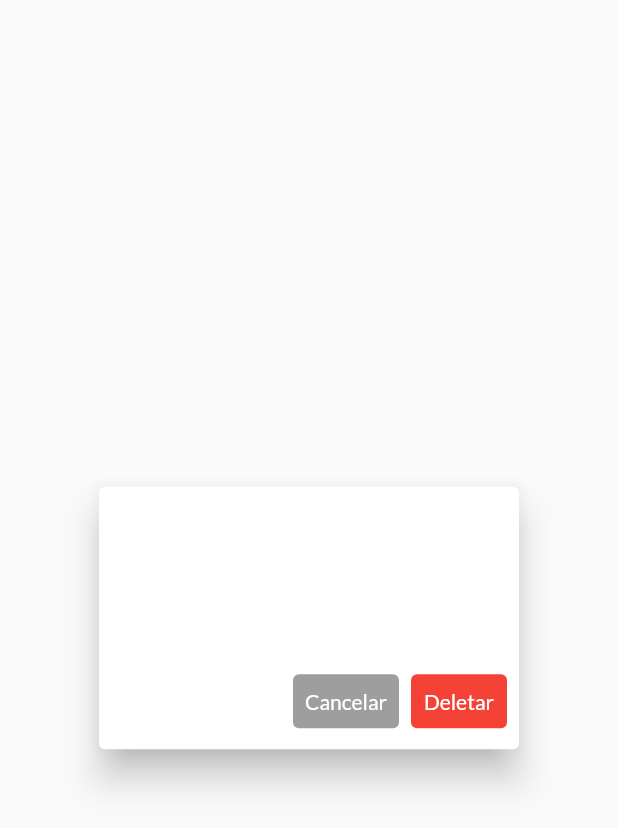
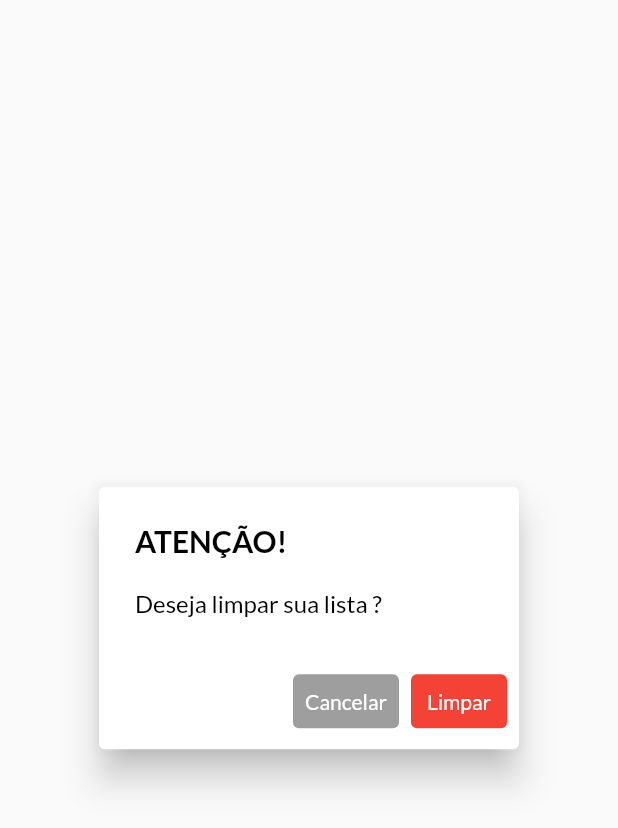
Before and after one commit to Emanuel-DSC/QuickGrid, a Flutter app: the MyAlertDialog widget shown alone on an empty page, opened directly with empty values, on a phone screen of 412 x 824 dp. Shown: the top 828 px of the screen. Run offline on Flutter 3.47's test engine with Material 2 defaults, Android fonts, the phone set to English and light mode, and no system bars; our stand-ins replace get_storage, google_fonts, shared_preferences, swipe_to; accounts and stored records are empty.

Commit message:
UPDATE - Alert Dialog

```diff
--- a/lib/widgets/my_alert_dialog_widget.dart
+++ b/lib/widgets/my_alert_dialog_widget.dart
@@ -1,5 +1,8 @@
 import 'package:flutter/material.dart';
 import 'package:google_fonts/google_fonts.dart';
+import 'package:provider/provider.dart';
+
+import '../themes/models/theme_models.dart';
 // ignore: must_be_immutable
 class MyAlertDialog extends StatelessWidget {
   VoidCallback onTap;
@@ -13,11 +16,15 @@ class MyAlertDialog extends StatelessWidget {
 
   @override
   Widget build(BuildContext context) {
+    return Consumer<ThemeProvider>(
+      builder: (context, themeNotifier, child) {
     return AlertDialog(
-      title: Text('aaa',
+      title: Text('Atenção!'.toUpperCase(),
           style: GoogleFonts.lato(
-              color: Colors.white, fontWeight: FontWeight.bold)),
-      content: Text('aaa', style: GoogleFonts.lato(color: Colors.white)),
+              color: themeNotifier.isDark
+              ? Colors.white : Colors.black, fontWeight: FontWeight.bold)),
+      content: Text('Deseja limpar sua lista ?', style: GoogleFonts.lato(color: themeNotifier.isDark
+              ? Colors.white : Colors.black)),
       actions: [
         TextButton(
           style: TextButton.styleFrom(
@@ -32,11 +39,11 @@ class MyAlertDialog extends StatelessWidget {
             backgroundColor: Colors.red
           ),
           onPressed: onTap2,
-          child: Text('Deletar',
+          child: Text('Limpar',
               style: GoogleFonts.lato(color: Colors.white)),
         ),
       ],
       elevation: 10,
     );
-  }
+  }); }
 }
--- a/lib/widgets/my_bottom_nav_bar_widget.dart
+++ b/lib/widgets/my_bottom_nav_bar_widget.dart
@@ -39,13 +39,13 @@ class MyBottomNavigation extends StatelessWidget {
               break;
           }
         },
-        items:  [
+        items: const [
           BottomNavigationBarItem(
-            icon: Icon(MyIcon.home, size: 32),
+            icon: Icon(MyIcon.home, size: 24),
             label: '',
           ),
           BottomNavigationBarItem(
-            icon: Icon(MyIcon.list, size: 32,),
+            icon: Icon(MyIcon.list, size: 24),
             label: '',
           ),
         ],
```
